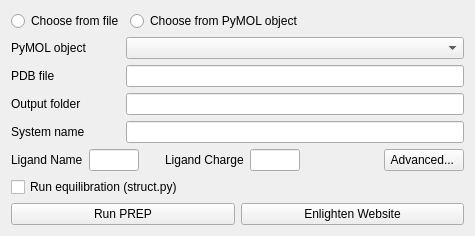
Before: the Qt Designer form PyMOL/Enlighten/windows/preparation.ui in vanderkamp/enlighten2, drawn with Qt 5.
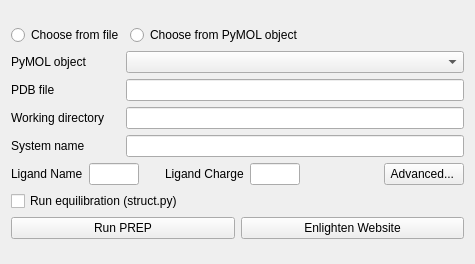
After: the same form once the commit is applied. Custom widgets are drawn as their Qt base class.

Commit message: Renamed output folder field to working directory

```diff
--- a/PyMOL/Enlighten/windows/preparation.ui
+++ b/PyMOL/Enlighten/windows/preparation.ui
@@ -7,7 +7,7 @@
     <x>0</x>
     <y>0</y>
     <width>475</width>
-    <height>233</height>
+    <height>264</height>
    </rect>
   </property>
   <layout class="QVBoxLayout" name="verticalLayout">
@@ -147,7 +147,7 @@
      <item row="3" column="1">
       <widget class="QLabel" name="outputLabel">
        <property name="text">
-        <string>Output folder</string>
+        <string>Working directory</string>
        </property>
       </widget>
      </item>
```
Left out of the diff: 4 changed lines with no effect on the pictures. The commit also changes 1 other file.
